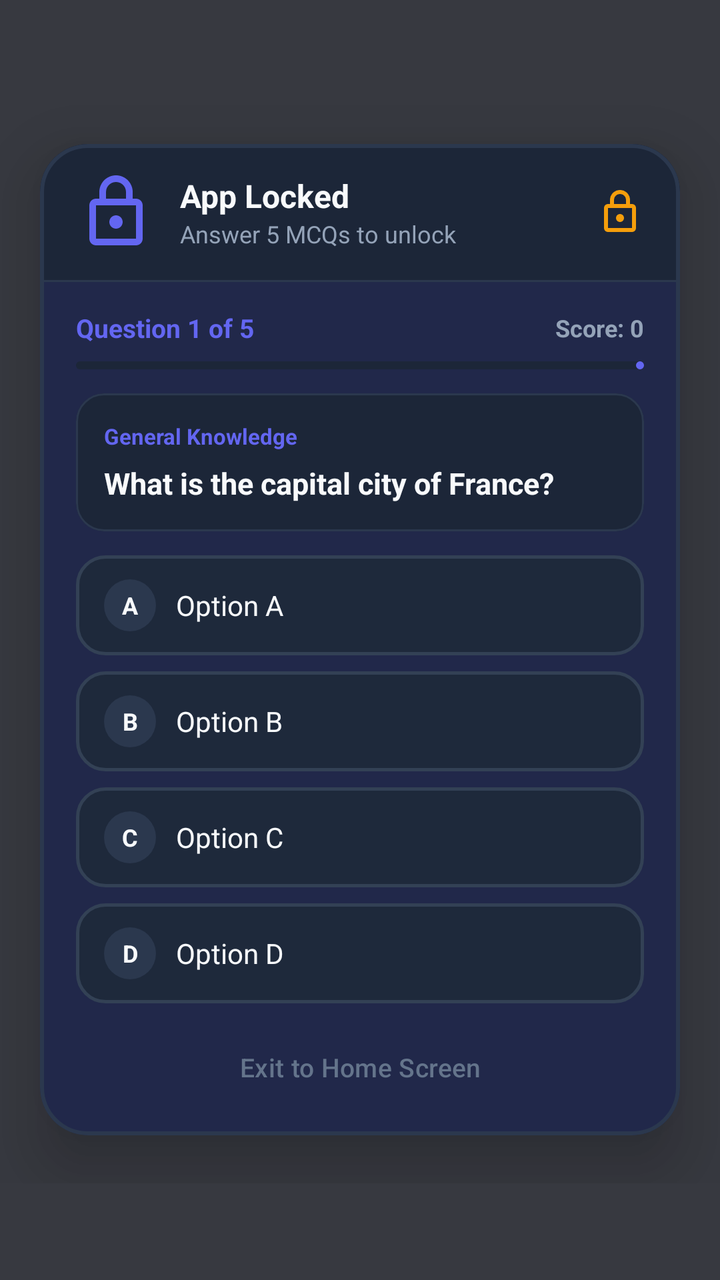
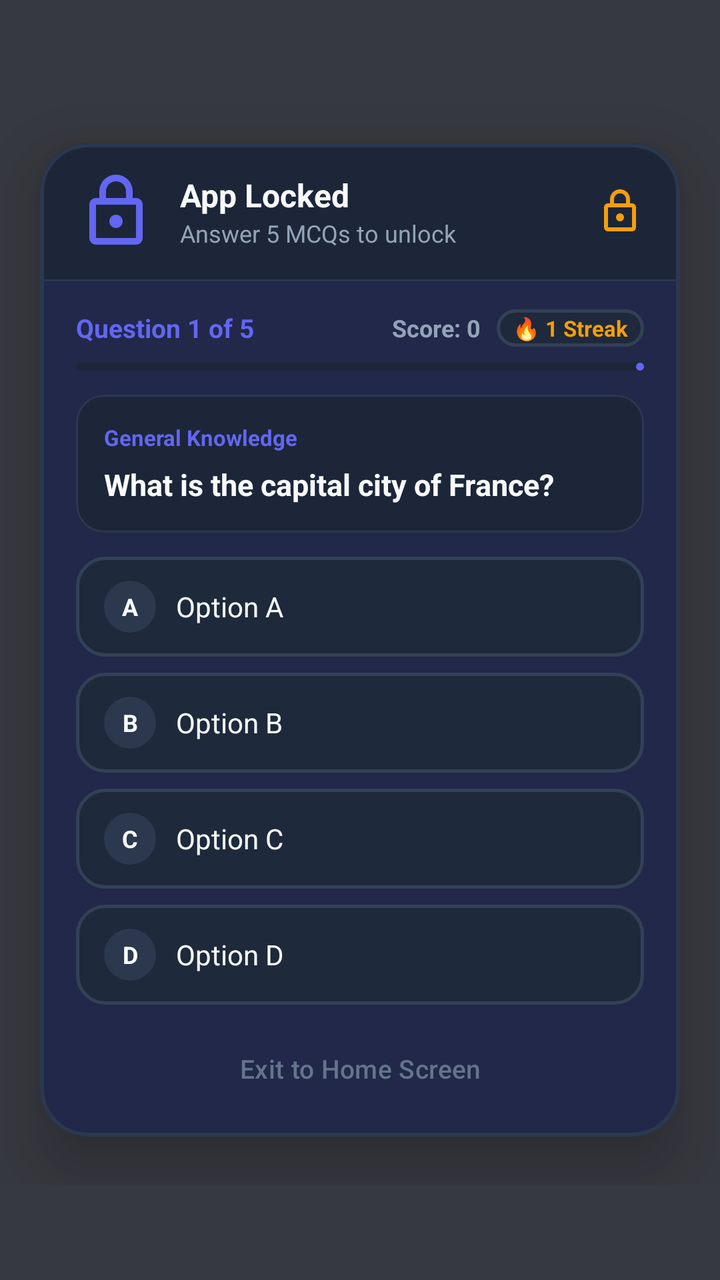

Before-and-after screenshots of an Android layout around one commit, followed by the original layout XML and the change that was made.
<!-- AndroidManifest.xml: activity theme Theme.Quizee.FloatingDialog -->
<!-- res/layout/activity_quiz_lock.xml -->
<?xml version="1.0" encoding="utf-8"?>
<FrameLayout xmlns:android="http://schemas.android.com/apk/res/android"
    xmlns:app="http://schemas.android.com/apk/res-auto"
    xmlns:tools="http://schemas.android.com/tools"
    android:layout_width="match_parent"
    android:layout_height="match_parent"
    android:background="@color/floating_scrim"
    android:clickable="true"
    android:focusable="true">

    <androidx.core.widget.NestedScrollView
        android:layout_width="match_parent"
        android:layout_height="wrap_content"
        android:layout_gravity="center"
        android:overScrollMode="never">

        
        <com.google.android.material.card.MaterialCardView
            android:id="@+id/cardDialogContainer"
            android:layout_width="match_parent"
            android:layout_height="wrap_content"
            android:layout_gravity="center"
            android:layout_marginHorizontal="20dp"
            android:layout_marginVertical="24dp"
            app:cardBackgroundColor="@color/card_dark"
            app:cardCornerRadius="24dp"
            app:cardElevation="20dp"
            app:strokeColor="@color/border_dark"
            app:strokeWidth="2dp">

            <LinearLayout
                android:layout_width="match_parent"
                android:layout_height="wrap_content"
                android:orientation="vertical">

                
                <LinearLayout
                    android:id="@+id/layoutDialogHeader"
                    android:layout_width="match_parent"
                    android:layout_height="wrap_content"
                    android:background="@color/card_dark_elevated"
                    android:gravity="center_vertical"
                    android:orientation="horizontal"
                    android:paddingHorizontal="18dp"
                    android:paddingVertical="14dp">

                    <ImageView
                        android:id="@+id/ivLockedAppIcon"
                        android:layout_width="40dp"
                        android:layout_height="40dp"
                        android:contentDescription="Locked App Icon"
                        android:src="@drawable/ic_lock"
                        app:tint="@color/accent" />

                    <LinearLayout
                        android:layout_width="0dp"
                        android:layout_height="wrap_content"
                        android:layout_marginStart="12dp"
                        android:layout_weight="1"
                        android:orientation="vertical">

                        <TextView
                            android:id="@+id/tvLockedAppName"
                            android:layout_width="wrap_content"
                            android:layout_height="wrap_content"
                            android:text="App Locked"
                            android:textColor="@color/text_primary"
                            android:textSize="16sp"
                            android:textStyle="bold" />

                        <TextView
                            android:id="@+id/tvLockedAppSubtitle"
                            android:layout_width="wrap_content"
                            android:layout_height="wrap_content"
                            android:text="Answer 5 MCQs to unlock"
                            android:textColor="@color/text_secondary"
                            android:textSize="12sp" />
                    </LinearLayout>

                    <ImageView
                        android:id="@+id/ivHeaderLockBadge"
                        android:layout_width="24dp"
                        android:layout_height="24dp"
                        android:src="@drawable/ic_lock"
                        app:tint="@color/warning_amber" />
                </LinearLayout>

                <View
                    android:layout_width="match_parent"
                    android:layout_height="1dp"
                    android:background="@color/border_dark" />

                
                <LinearLayout
                    android:id="@+id/layoutActiveQuiz"
                    android:layout_width="match_parent"
                    android:layout_height="wrap_content"
                    android:orientation="vertical"
                    android:paddingHorizontal="18dp"
                    android:paddingTop="14dp"
                    android:paddingBottom="10dp"
                    android:visibility="visible">

                    
                    <LinearLayout
                        android:layout_width="match_parent"
                        android:layout_height="wrap_content"
                        android:gravity="center_vertical"
                        android:orientation="horizontal">

                        <TextView
                            android:id="@+id/tvQuestionProgress"
                            android:layout_width="0dp"
                            android:layout_height="wrap_content"
                            android:layout_weight="1"
                            android:text="Question 1 of 5"
                            android:textColor="@color/accent"
                            android:textSize="13sp"
                            android:textStyle="bold" />

                        <TextView
                            android:id="@+id/tvScoreBadge"
                            android:layout_width="wrap_content"
                            android:layout_height="wrap_content"
                            android:text="Score: 0"
                            android:textColor="@color/text_secondary"
                            android:textSize="12sp"
                            android:textStyle="bold" />
                    </LinearLayout>

                    <com.google.android.material.progressindicator.LinearProgressIndicator
                        android:id="@+id/progressBar"
                        android:layout_width="match_parent"
                        android:layout_height="5dp"
                        android:layout_marginTop="8dp"
                        android:max="5"
                        android:progress="1"
                        app:indicatorColor="@color/accent"
                        app:trackColor="@color/card_dark_elevated"
                        app:trackCornerRadius="3dp" />

                    
                    <com.google.android.material.card.MaterialCardView
                        android:layout_width="match_parent"
                        android:layout_height="wrap_content"
                        android:layout_marginTop="12dp"
                        app:cardBackgroundColor="@color/card_dark_elevated"
                        app:cardCornerRadius="14dp"
                        app:cardElevation="0dp"
                        app:strokeColor="@color/border_dark"
                        app:strokeWidth="1dp">

                        <LinearLayout
                            android:layout_width="match_parent"
                            android:layout_height="wrap_content"
                            android:orientation="vertical"
                            android:padding="14dp">

                            <TextView
                                android:id="@+id/tvCategory"
                                android:layout_width="wrap_content"
                                android:layout_height="wrap_content"
                                android:text="General Knowledge"
                                android:textColor="@color/accent"
                                android:textSize="11sp"
                                android:textStyle="bold" />

                            <TextView
                                android:id="@+id/tvQuestionText"
                                android:layout_width="match_parent"
                                android:layout_height="wrap_content"
                                android:layout_marginTop="6dp"
                                android:lineSpacingExtra="3dp"
                                android:text="What is the capital city of France?"
                                android:textColor="@color/text_primary"
                                android:textSize="15sp"
                                android:textStyle="bold" />
                        </LinearLayout>
                    </com.google.android.material.card.MaterialCardView>

                    
                    <LinearLayout
                        android:id="@+id/layoutOptions"
                        android:layout_width="match_parent"
                        android:layout_height="wrap_content"
                        android:layout_marginTop="12dp"
                        android:orientation="vertical">

                        
                        <FrameLayout
                            android:id="@+id/btnOption0"
                            android:layout_width="match_parent"
                            android:layout_height="wrap_content"
                            android:layout_marginBottom="8dp"
                            android:background="@drawable/bg_option_default"
                            android:clickable="true"
                            android:focusable="true"
                            android:paddingHorizontal="14dp"
                            android:paddingVertical="12dp">

                            <LinearLayout
                                android:layout_width="match_parent"
                                android:layout_height="wrap_content"
                                android:gravity="center_vertical"
                                android:orientation="horizontal">

                                <TextView
                                    android:id="@+id/tvOptionBadge0"
                                    android:layout_width="26dp"
                                    android:layout_height="26dp"
                                    android:background="@drawable/bg_card"
                                    android:backgroundTint="#2B384E"
                                    android:gravity="center"
                                    android:text="A"
                                    android:textColor="@color/text_primary"
                                    android:textSize="12sp"
                                    android:textStyle="bold" />

                                <TextView
                                    android:id="@+id/tvOptionText0"
                                    android:layout_width="0dp"
                                    android:layout_height="wrap_content"
                                    android:layout_marginStart="10dp"
                                    android:layout_weight="1"
                                    android:text="Option A"
                                    android:textColor="@color/text_primary"
                                    android:textSize="14sp" />

                                <ImageView
                                    android:id="@+id/ivFeedback0"
                                    android:layout_width="22dp"
                                    android:layout_height="22dp"
                                    android:visibility="gone" />
                            </LinearLayout>
                        </FrameLayout>

                        
                        <FrameLayout
                            android:id="@+id/btnOption1"
                            android:layout_width="match_parent"
                            android:layout_height="wrap_content"
                            android:layout_marginBottom="8dp"
                            android:background="@drawable/bg_option_default"
                            android:clickable="true"
                            android:focusable="true"
                            android:paddingHorizontal="14dp"
                            android:paddingVertical="12dp">

                            <LinearLayout
                                android:layout_width="match_parent"
                                android:layout_height="wrap_content"
                                android:gravity="center_vertical"
                                android:orientation="horizontal">

                                <TextView
                                    android:id="@+id/tvOptionBadge1"
                                    android:layout_width="26dp"
                                    android:layout_height="26dp"
                                    android:background="@drawable/bg_card"
                                    android:backgroundTint="#2B384E"
                                    android:gravity="center"
                                    android:text="B"
                                    android:textColor="@color/text_primary"
                                    android:textSize="12sp"
                                    android:textStyle="bold" />

                                <TextView
                                    android:id="@+id/tvOptionText1"
                                    android:layout_width="0dp"
                                    android:layout_height="wrap_content"
                                    android:layout_marginStart="10dp"
                                    android:layout_weight="1"
                                    android:text="Option B"
                                    android:textColor="@color/text_primary"
                                    android:textSize="14sp" />

                                <ImageView
                                    android:id="@+id/ivFeedback1"
                                    android:layout_width="22dp"
                                    android:layout_height="22dp"
                                    android:visibility="gone" />
                            </LinearLayout>
                        </FrameLayout>

                        
                        <FrameLayout
                            android:id="@+id/btnOption2"
                            android:layout_width="match_parent"
                            android:layout_height="wrap_content"
                            android:layout_marginBottom="8dp"
                            android:background="@drawable/bg_option_default"
                            android:clickable="true"
                            android:focusable="true"
                            android:paddingHorizontal="14dp"
                            android:paddingVertical="12dp">

                            <LinearLayout
                                android:layout_width="match_parent"
                                android:layout_height="wrap_content"
                                android:gravity="center_vertical"
                                android:orientation="horizontal">

                                <TextView
                                    android:id="@+id/tvOptionBadge2"
                                    android:layout_width="26dp"
                                    android:layout_height="26dp"
                                    android:background="@drawable/bg_card"
                                    android:backgroundTint="#2B384E"
                                    android:gravity="center"
                                    android:text="C"
                                    android:textColor="@color/text_primary"
                                    android:textSize="12sp"
                                    android:textStyle="bold" />

                                <TextView
                                    android:id="@+id/tvOptionText2"
                                    android:layout_width="0dp"
                                    android:layout_height="wrap_content"
                                    android:layout_marginStart="10dp"
                                    android:layout_weight="1"
                                    android:text="Option C"
                                    android:textColor="@color/text_primary"
                                    android:textSize="14sp" />

                                <ImageView
                                    android:id="@+id/ivFeedback2"
                                    android:layout_width="22dp"
                                    android:layout_height="22dp"
                                    android:visibility="gone" />
                            </LinearLayout>
                        </FrameLayout>

                        
                        <FrameLayout
                            android:id="@+id/btnOption3"
                            android:layout_width="match_parent"
                            android:layout_height="wrap_content"
                            android:layout_marginBottom="8dp"
                            android:background="@drawable/bg_option_default"
                            android:clickable="true"
                            android:focusable="true"
                            android:paddingHorizontal="14dp"
                            android:paddingVertical="12dp">

                            <LinearLayout
                                android:layout_width="match_parent"
                                android:layout_height="wrap_content"
                                android:gravity="center_vertical"
                                android:orientation="horizontal">

                                <TextView
                                    android:id="@+id/tvOptionBadge3"
                                    android:layout_width="26dp"
                                    android:layout_height="26dp"
                                    android:background="@drawable/bg_card"
                                    android:backgroundTint="#2B384E"
                                    android:gravity="center"
                                    android:text="D"
                                    android:textColor="@color/text_primary"
                                    android:textSize="12sp"
                                    android:textStyle="bold" />

                                <TextView
                                    android:id="@+id/tvOptionText3"
                                    android:layout_width="0dp"
                                    android:layout_height="wrap_content"
                                    android:layout_marginStart="10dp"
                                    android:layout_weight="1"
                                    android:text="Option D"
                                    android:textColor="@color/text_primary"
                                    android:textSize="14sp" />

                                <ImageView
                                    android:id="@+id/ivFeedback3"
                                    android:layout_width="22dp"
                                    android:layout_height="22dp"
                                    android:visibility="gone" />
                            </LinearLayout>
                        </FrameLayout>

                    </LinearLayout>

                    
                    <com.google.android.material.button.MaterialButton
                        android:id="@+id/btnExitHome"
                        style="@style/Widget.Material3.Button.TextButton"
                        android:layout_width="match_parent"
                        android:layout_height="wrap_content"
                        android:text="Exit to Home Screen"
                        android:textColor="@color/text_muted"
                        android:textSize="13sp" />

                </LinearLayout>

                
                <LinearLayout
                    android:id="@+id/layoutQuizCompleted"
                    android:layout_width="match_parent"
                    android:layout_height="wrap_content"
                    android:gravity="center_horizontal"
                    android:orientation="vertical"
                    android:paddingHorizontal="24dp"
                    android:paddingTop="28dp"
                    android:paddingBottom="24dp"
                    android:visibility="gone">

                    
                    <FrameLayout
                        android:id="@+id/flCompletedBadge"
                        android:layout_width="72dp"
                        android:layout_height="72dp"
                        android:background="@drawable/bg_card"
                        android:backgroundTint="#064E3B">

                        <ImageView
                            android:id="@+id/ivCompletedIcon"
                            android:layout_width="38dp"
                            android:layout_height="38dp"
                            android:layout_gravity="center"
                            android:src="@drawable/ic_unlock"
                            app:tint="@color/correct_green" />
                    </FrameLayout>

                    <TextView
                        android:id="@+id/tvCompletedTitle"
                        android:layout_width="wrap_content"
                        android:layout_height="wrap_content"
                        android:layout_marginTop="16dp"
                        android:text="🎉 Quiz Completed!"
                        android:textColor="@color/text_primary"
                        android:textSize="20sp"
                        android:textStyle="bold" />

                    <TextView
                        android:id="@+id/tvCompletedSubtitle"
                        android:layout_width="wrap_content"
                        android:layout_height="wrap_content"
                        android:layout_marginTop="6dp"
                        android:gravity="center"
                        android:text="You answered all 5 MCQs.\nYour app is now unlocked!"
                        android:textColor="@color/text_secondary"
                        android:textSize="14sp" />

                    <TextView
                        android:id="@+id/tvFinalScore"
                        android:layout_width="wrap_content"
                        android:layout_height="wrap_content"
                        android:layout_marginTop="10dp"
                        android:background="@drawable/bg_card"
                        android:backgroundTint="#1F2B3E"
                        android:paddingHorizontal="16dp"
                        android:paddingVertical="6dp"
                        android:text="Score: 5 / 5 Correct"
                        android:textColor="@color/correct_green"
                        android:textSize="14sp"
                        android:textStyle="bold" />

                    
                    <com.google.android.material.button.MaterialButton
                        android:id="@+id/btnOpenApp"
                        style="@style/Widget.Material3.Button"
                        android:layout_width="match_parent"
                        android:layout_height="54dp"
                        android:layout_marginTop="22dp"
                        android:text="OPEN APP"
                        android:textColor="@color/white"
                        android:textSize="16sp"
                        android:textStyle="bold"
                        app:backgroundTint="@color/correct_green"
                        app:cornerRadius="16dp"
                        app:icon="@drawable/ic_unlock"
                        app:iconGravity="textStart"
                        app:iconPadding="10dp"
                        app:iconSize="22dp"
                        app:iconTint="@color/white" />

                    
                    <com.google.android.material.button.MaterialButton
                        android:id="@+id/btnRetryQuiz"
                        style="@style/Widget.Material3.Button"
                        android:layout_width="match_parent"
                        android:layout_height="54dp"
                        android:layout_marginTop="22dp"
                        android:text="RETRY &amp; REVISE (SAME QUESTIONS)"
                        android:textColor="@color/white"
                        android:textSize="14sp"
                        android:textStyle="bold"
                        android:visibility="gone"
                        app:backgroundTint="@color/primary"
                        app:cornerRadius="16dp"
                        app:icon="@drawable/ic_quiz"
                        app:iconGravity="textStart"
                        app:iconPadding="10dp"
                        app:iconSize="20dp"
                        app:iconTint="@color/white" />

                    
                    <com.google.android.material.button.MaterialButton
                        android:id="@+id/btnExitCompleted"
                        style="@style/Widget.Material3.Button.TextButton"
                        android:layout_width="match_parent"
                        android:layout_height="wrap_content"
                        android:layout_marginTop="8dp"
                        android:text="Exit to Home"
                        android:textColor="@color/text_muted"
                        android:textSize="13sp" />

                </LinearLayout>

            </LinearLayout>

        </com.google.android.material.card.MaterialCardView>

    </androidx.core.widget.NestedScrollView>

</FrameLayout>
<!-- resources referenced by this layout -->
<resources>
  <color name="accent">#6366F1</color>
  <color name="border_dark">#2B384E</color>
  <color name="card_dark">#151D2C</color>
  <color name="card_dark_elevated">#1C2638</color>
  <color name="correct_green">#10B981</color>
  <color name="floating_scrim">#CC050811</color>
  <color name="primary">#6366F1</color>
  <color name="text_muted">#64748B</color>
  <color name="text_primary">#F8FAFC</color>
  <color name="text_secondary">#94A3B8</color>
  <color name="warning_amber">#F59E0B</color>
  <color name="white">#FFFFFF</color>
  <!-- drawable bg_card (drawable) -->
  <?xml version="1.0" encoding="utf-8"?>
  <shape xmlns:android="http://schemas.android.com/apk/res/android"
      android:shape="oval">
      <solid android:color="#334155" />
  </shape>
  <!-- drawable bg_option_default (drawable) -->
  <?xml version="1.0" encoding="utf-8"?>
  <shape xmlns:android="http://schemas.android.com/apk/res/android"
      android:shape="rectangle">
      <corners android:radius="14dp" />
      <solid android:color="#1E293B" />
      <stroke
          android:width="1.5dp"
          android:color="#334155" />
  </shape>
  <!-- drawable ic_lock (drawable) -->
  <vector xmlns:android="http://schemas.android.com/apk/res/android"
      android:width="24dp"
      android:height="24dp"
      android:viewportWidth="24"
      android:viewportHeight="24">
    <path
        android:fillColor="#FFFFFFFF"
        android:pathData="M18,8h-1V6c0,-2.76 -2.24,-5 -5,-5S7,3.24 7,6v2H6c-1.1,0 -2,0.9 -2,2v10c0,1.1 0.9,2 2,2h12c1.1,0 2,-0.9 2,-2V10c0,-1.1 -0.9,-2 -2,-2zM9,6c0,-1.66 1.34,-3 3,-3s3,1.34 3,3v2H9V6zm9,14H6V10h12v10zm-6,-3c1.1,0 2,-0.9 2,-2s-0.9,-2 -2,-2 -2,0.9 -2,2 0.9,2 2,2z"/>
  </vector>
  <!-- drawable ic_quiz (drawable) -->
  <vector xmlns:android="http://schemas.android.com/apk/res/android"
      android:width="24dp"
      android:height="24dp"
      android:viewportWidth="24"
      android:viewportHeight="24">
    <path
        android:fillColor="#FFFFFFFF"
        android:pathData="M19,3H5C3.9,3 3,3.9 3,5v14c0,1.1 0.9,2 2,2h14c1.1,0 2,-0.9 2,-2V5C21,3.9 20.1,3 19,3zM19,19H5V5h14V19zM11,15h2v2h-2V15zM12,7c-1.66,0 -3,1.34 -3,3h2c0,-0.55 0.45,-1 1,-1s1,0.45 1,1c0,1 -1.5,1.5 -1.5,3h1.5c0,-0.75 1.5,-1.25 1.5,-2.5 0,-1.66 -1.34,-3 -3,-3z"/>
  </vector>
  <!-- drawable ic_unlock (drawable) -->
  <vector xmlns:android="http://schemas.android.com/apk/res/android"
      android:width="24dp"
      android:height="24dp"
      android:viewportWidth="24"
      android:viewportHeight="24">
    <path
        android:fillColor="#FFFFFFFF"
        android:pathData="M12,17c1.1,0 2,-0.9 2,-2s-0.9,-2 -2,-2 -2,0.9 -2,2 0.9,2 2,2zm6,-9h-1V6c0,-2.76 -2.24,-5 -5,-5S7,3.24 7,6h1.9c0,-1.71 1.39,-3.1 3.1,-3.1 1.71,0 3.1,1.39 3.1,3.1v2H6c-1.1,0 -2,0.9 -2,2v10c0,1.1 0.9,2 2,2h12c1.1,0 2,-0.9 2,-2V10c0,-1.1 -0.9,-2 -2,-2zm0,12H6V10h12v10z"/>
  </vector>
  <style name="Theme.Quizee.FloatingDialog" parent="Theme.Material3.DayNight.NoActionBar">
          <item name="colorPrimary">@color/primary</item>
          <item name="colorSurface">@color/card_dark</item>
          <item name="colorOnSurface">@color/text_primary</item>
          <item name="android:windowBackground">@android:color/transparent</item>
          <item name="android:colorBackground">@android:color/transparent</item>
          <item name="android:windowIsTranslucent">true</item>
          <item name="android:backgroundDimEnabled">true</item>
          <item name="android:backgroundDimAmount">0.75</item>
          <item name="android:windowNoTitle">true</item>
          <item name="android:statusBarColor">#B3000000</item>
          <item name="android:navigationBarColor">#B3000000</item>
          <item name="android:windowLightStatusBar">false</item>
          <item name="android:windowLightNavigationBar">false</item>
      </style>
</resources>

<!-- the commit's change to res/layout/activity_quiz_lock.xml (unified diff, before → after) -->
@@ -125,6 +125,19 @@
                             android:text="Score: 0"
                             android:textColor="@color/text_secondary"
                             android:textSize="12sp"
+                            android:textStyle="bold" />
+
+                        <TextView
+                            android:id="@+id/tvQuizStreakBadge"
+                            android:layout_width="wrap_content"
+                            android:layout_height="wrap_content"
+                            android:layout_marginStart="8dp"
+                            android:background="@drawable/bg_option_default"
+                            android:paddingHorizontal="8dp"
+                            android:paddingVertical="2dp"
+                            android:text="🔥 1 Streak"
+                            android:textColor="@color/warning_amber"
+                            android:textSize="11sp"
                             android:textStyle="bold" />
                     </LinearLayout>
 
